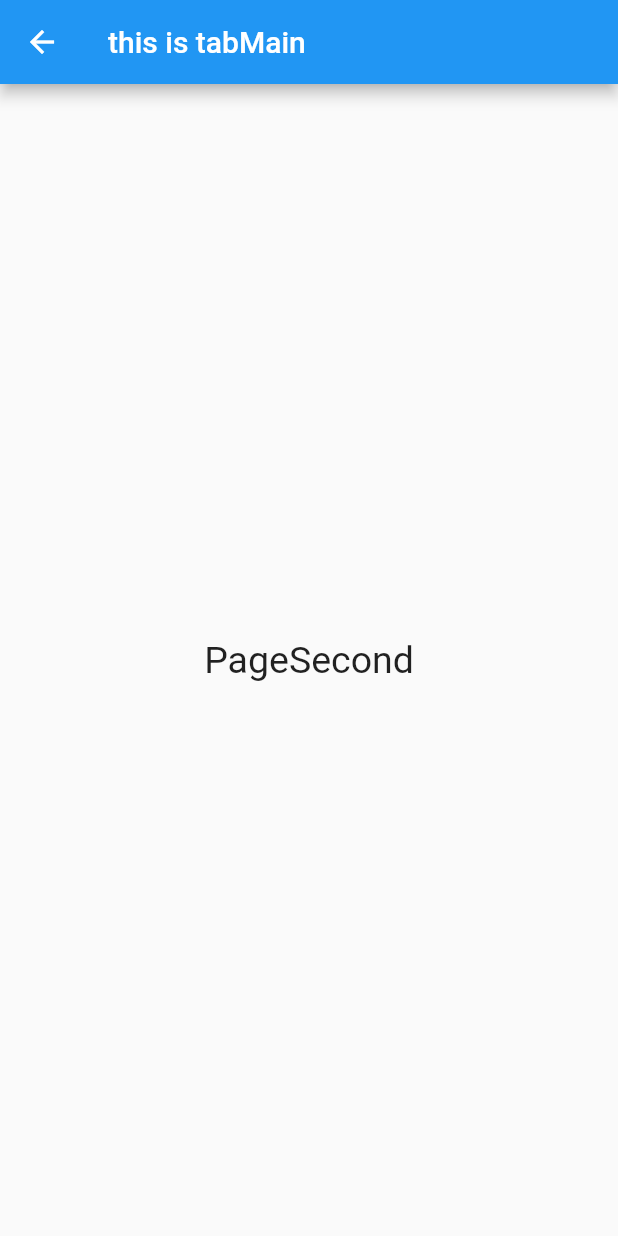
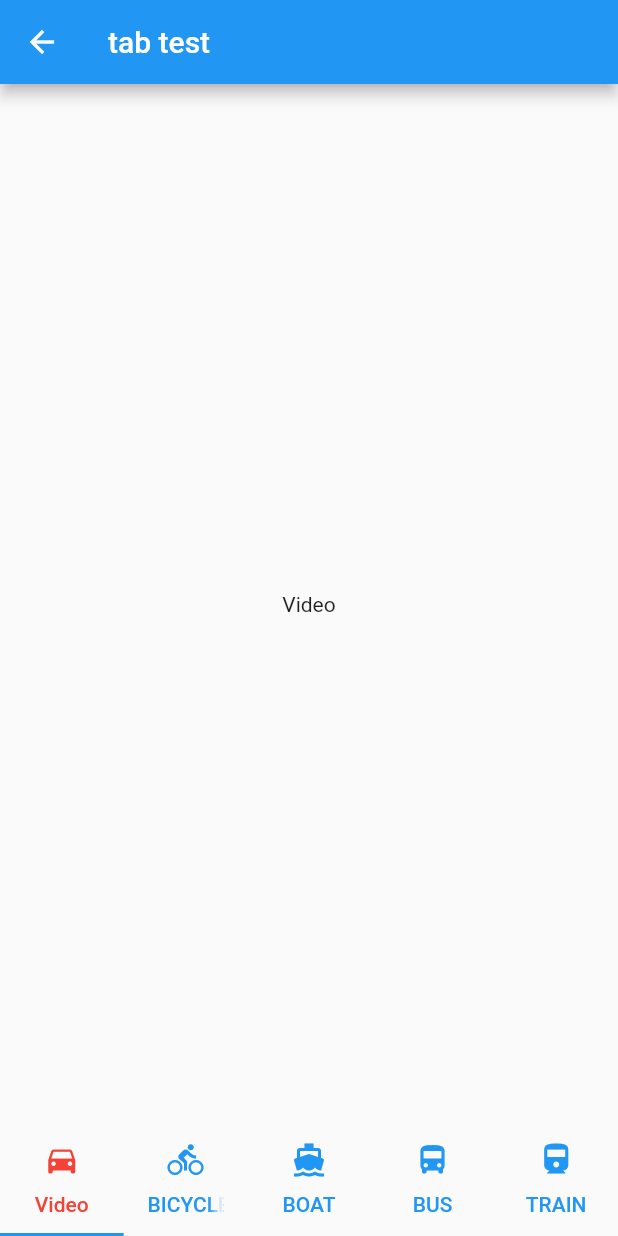
Before and after one commit to godtrace12/flutter_module, a Flutter app: the TabMain screen opened by its route, on a phone screen of 412 x 824 dp. Run offline on Flutter 3.47's test engine with Material 2 defaults, Android fonts, the phone set to English and light mode, and no system bars.

Commit message:
[add] tabcontrol 测试代码上传

```diff
--- a/lib/tabMain.dart
+++ b/lib/tabMain.dart
@@ -1,15 +1,105 @@
 import 'package:flutter/material.dart';
-class TabMain extends StatelessWidget{
+class TabMain extends StatefulWidget{
+  @override
+  State<StatefulWidget> createState() {
+    // TODO: implement createState
+    return new _TabMainState();
+  }
+//  @override
+//  Widget build(BuildContext context) {
+//    // TODO: implement build
+//    return new Scaffold(
+//      appBar: new AppBar(title: new Text("this is tabMain")),
+//      body: new Center(
+////        new TabController(mainItems.length, vsync: null);
+////        new DefaultTabController(mainItems.length,new TabBar(
+////          isScrollable: true,
+////          tabs: <Widget>[]));
+//      ),
+//    );
+//  }
+}
+
+class _TabMainState extends State<TabMain> with SingleTickerProviderStateMixin{
+  TabController mController;
+
+  @override
+  void initState(){
+    super.initState();
+    mController = TabController(length: mainItems.length, vsync: this);
+  }
+
   @override
   Widget build(BuildContext context) {
     // TODO: implement build
     return new Scaffold(
-      appBar: new AppBar(title: new Text("this is tabMain")),
-      body: new Center(
-        child: new Text(
-            "PageSecond",
-            style: new TextStyle(fontSize: 25)),
+      appBar: new AppBar(title: new Text("tab test")),
+      body: new Column(
+        crossAxisAlignment: CrossAxisAlignment.start,
+        children: <Widget>[
+          Expanded(
+            flex: 1,
+            child: TabBarView(
+                controller: mController,
+                children: mainItems
+                    .map((MainItem item) =>
+                    Container(child: Center(child: Text(item.title),),))
+                    .toList()),),
+          TabBar(
+            controller: mController,
+            labelColor: Colors.red,
+            unselectedLabelColor: Colors.blue,
+            tabs:mainItems.map((MainItem choice) {
+              return new Tab(
+                text: choice.title,
+                icon: new Icon(choice.icon),
+              );
+            }).toList(),
+          )
+        ],
       ),
     );
   }
 }
+
+class MainItem{
+  final String title;
+  final IconData icon;
+
+  const MainItem({this.title, this.icon});
+}
+
+const List<MainItem> mainItems = const <MainItem>[
+  const MainItem(title: 'Video',icon: Icons.directions_car),
+  const MainItem(title: 'BICYCLE', icon: Icons.directions_bike),
+  const MainItem(title: 'BOAT', icon: Icons.directions_boat),
+  const MainItem(title: 'BUS', icon: Icons.directions_bus),
+  const MainItem(title: 'TRAIN', icon: Icons.directions_railway),
+];
+
+class MainItemWidget extends StatelessWidget {
+  final MainItem item;
+
+  const MainItemWidget({Key key, this.item}) : super(key: key);
+
+  @override
+  Widget build(BuildContext context) {
+    final TextStyle textStyle = Theme
+        .of(context)
+        .textTheme
+        .display1;
+    return new Card(
+      color: Colors.white,
+      child: new Center(
+        child: new Column(
+          mainAxisSize: MainAxisSize.min,
+          crossAxisAlignment: CrossAxisAlignment.center,
+          children: <Widget>[
+            new Icon(item.icon, size: 128.0, color: textStyle.color),
+            new Text(item.title, style: textStyle),
+          ],
+        ),
+      ),
+    );
+  }
+}
--- a/pubspec.yaml
+++ b/pubspec.yaml
@@ -41,6 +41,11 @@ flutter:
   # the material Icons class.
   uses-material-design: true
 
+#  格式一定要对其，assets前面多一个空格都会导致报错
+  assets:
+    - assets/
+    - assets/images/
+
   # To add Flutter specific assets to your application, add an assets section,
   # like this:
   # assets:
```
